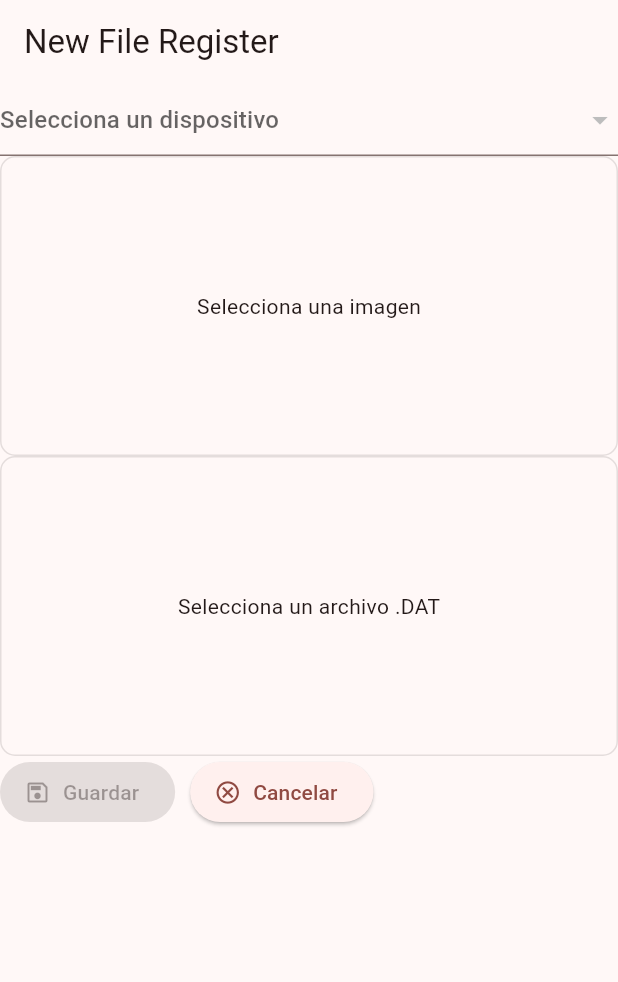
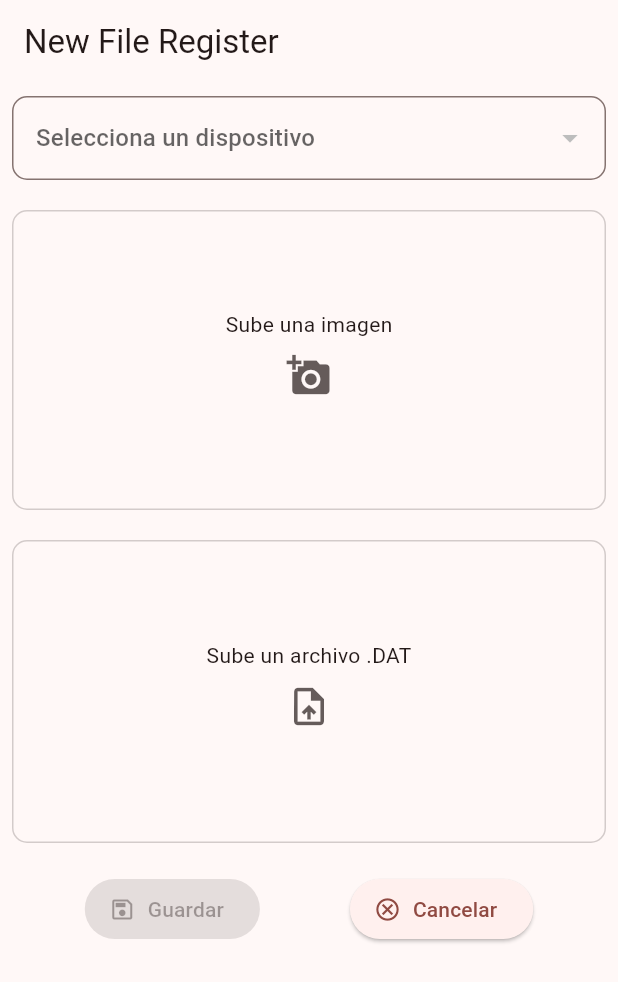
Before and after one commit to geocomchile/check_maintain_frontend, a Flutter app: the NewFileRegisterScreen screen opened by its route, on a phone screen of 412 x 824 dp. Shown: the top 982 px of the screen. Run offline on Flutter 3.47's test engine with Material 3 defaults, Android fonts, the light colour scheme and no system bars; our stand-ins replace dio, file_picker, flutter_dotenv, get, go_router, image_picker and 3 more; accounts and stored records are empty.

Commit message:
Refactor form widgets and add padding

```diff
--- a/lib/presentation/screens/file_register/new_file_register_screen.dart
+++ b/lib/presentation/screens/file_register/new_file_register_screen.dart
@@ -42,22 +42,30 @@ class _NewFileRegisterScreenState extends State<NewFileRegisterScreen> {
       appBar: AppBar(
         title: const Text('New File Register'),
       ),
-      body: Column(children: [
+      body: Padding(
+        padding: const EdgeInsets.all(8.0),
+        child: Column(children: [
+
           Row(children: [
             Expanded(
                 child: DeviceSelectorWidget(
               devices: devices,
             ))
           ]),
+          const SizedBox(height: 20,),
           const Row(children: [Expanded(child: ImagePickerWidget())]),
+          const SizedBox(height: 20,),
           const Row(children: [Expanded(child: FilePickerWidget())]),
-        Row(children: [
+          const SizedBox(height: 20,),
+          Row(
+            mainAxisAlignment: MainAxisAlignment.center,
+            children: [
             Obx(() => ElevatedButton.icon(
                 label: const Text('Guardar'), icon: const Icon(Icons.save_outlined), onPressed: formController.isChecked.value ? () {
                   formController.save();
 
                 }: null)),
-          const SizedBox(width: 10),
+            const SizedBox(width: 60),
             ElevatedButton.icon(
                 label: const Text('Cancelar'), icon: const Icon(Icons.cancel_outlined), onPressed: () {
                   formController.reset();
@@ -66,6 +74,7 @@ class _NewFileRegisterScreenState extends State<NewFileRegisterScreen> {
                 }),
           ]),
         ]),
+      ),
     );
   }
 }
--- a/lib/presentation/widgets/form/device_selector_widget.dart
+++ b/lib/presentation/widgets/form/device_selector_widget.dart
@@ -25,8 +25,23 @@ class _DeviceSelectorWidgetState extends State<DeviceSelectorWidget> {
   @override
   Widget build(BuildContext context) {
     final formController = Get.find<NewFileRegisterFormController>();
+    final colors = Theme.of(context).colorScheme;
 
     return  DropdownButtonFormField(
+
+      borderRadius: BorderRadius.circular(10),
+      decoration: InputDecoration(
+        focusedBorder: OutlineInputBorder(
+      borderRadius: BorderRadius.circular(10),
+      borderSide:  BorderSide(color: colors.primary)// Puedes ajustar el radio del borde aquí
+    ),
+    border: OutlineInputBorder(
+      borderRadius: BorderRadius.circular(10),
+
+    )
+    ),
+      // focusColor: Colors.green,
+      // iconEnabledColor: Colors.green,
       value: selectedDevice,
       hint: const Text('Selecciona un dispositivo'),
       onChanged: (Device? newValue) {
--- a/lib/presentation/widgets/form/file_picker_widget.dart
+++ b/lib/presentation/widgets/form/file_picker_widget.dart
@@ -45,28 +45,51 @@ class _FilePickerWidgetState extends State<FilePickerWidget> {
   @override
   Widget build(BuildContext context) {
     final colors = Theme.of(context).colorScheme;
-    return InkWell(
-      onTap: () {
-        _pickFile();
-      },
-      child: DecoratedBox(
+    return Stack(
+      alignment: Alignment.bottomRight, // Alinea los widgets en la parte inferior derecha
+      children: [
+        Container(
     decoration: BoxDecoration(
       color: colors.surface,
       borderRadius: BorderRadius.circular(10),
       border: Border.all(
-            color: colors.onSurface.withOpacity(0.12),
+        color: colors.onSurface.withOpacity(0.2),
       ),
     ),
     child: SizedBox(
       width: double.infinity,
       height: 200,
       child: Center(
-            child: (_selectedFile != null)
+        child: Column(
+          mainAxisAlignment: MainAxisAlignment.center,
+          children: [
+          (_selectedFile != null)
             ? Text(_fileName!)
-                : const Text('Selecciona un archivo .DAT'),
+            : const Text('Sube un archivo .DAT'),
+                (_selectedFile != null) ? IconButton(
+                  onPressed: (){
+                    final formController = Get.find<NewFileRegisterFormController>();
+                    formController.resetFile();
+                    setState(() {
+                      _selectedFile = null;
+                      _fileName = null;
+                    });
+                  },
+                  icon: Icon(Icons.cancel, color: colors.onSurface.withOpacity(0.7)),
+                  iconSize: 35,
+                ): IconButton(
+                  onPressed: (){
+                    _pickFile();
+                  },
+                  icon: Icon(Icons.upload_file, color: colors.onSurface.withOpacity(0.7)),
+                  iconSize: 30,
+                ),
+        ],)
       ),
     ),
         ),
+
+      ],
     );
   }
 }
--- a/lib/presentation/widgets/form/image_picker_widget.dart
+++ b/lib/presentation/widgets/form/image_picker_widget.dart
@@ -34,24 +34,74 @@ class _ImagePickerWidgetState extends State<ImagePickerWidget> {
   @override
   Widget build(BuildContext context) {
     final colors = Theme.of(context).colorScheme;
-    return InkWell(
-      onTap: () {
-        _pickImage();
-      },
-      child: DecoratedBox(
+    return DecoratedBox(
       decoration: BoxDecoration(
         color: colors.surface,
         borderRadius: BorderRadius.circular(10),
         border: Border.all(
-            color: colors.onSurface.withOpacity(0.12),
+          color: colors.onSurface.withOpacity(0.2),
         ),
       ),
-        child: const SizedBox(
+      child: SizedBox(
         width: double.infinity,
         height: 200,
-          child: Center(
-            child: Text('Selecciona una imagen'),
+        child: Stack(
+          alignment: Alignment.center,
+          children: [
+            // Muestra la imagen seleccionada
+            if (_selectedImage != null)
+              ClipRRect(
+                borderRadius: BorderRadius.circular(10),
+                child: Image.memory(
+                  _selectedImage!,
+                  width: double.infinity,
+                  height: double.infinity,
+                  fit: BoxFit.cover,
                 ),
+              ),
+
+            // Muestra el texto y el botón
+            Column(
+              mainAxisAlignment: MainAxisAlignment.center,
+              children: (_selectedImage == null)
+                  ? [
+                      const Text('Sube una imagen'),
+                      IconButton(
+                        onPressed: _pickImage,
+                        icon: Icon(Icons.add_a_photo,
+                            size: 30, color: colors.onSurface.withOpacity(0.7)),
+                      )
+                    ]
+                  : [
+                      Container(
+                        padding: const EdgeInsets.all(0),
+                        decoration: BoxDecoration(
+                          color: Colors.white.withOpacity(0.8),
+                          borderRadius: BorderRadius.circular(1000),
+                        ),
+                        child: Column(
+                          children: [
+                            IconButton(
+                              onPressed: () {
+                                final formController =
+                                    Get.find<NewFileRegisterFormController>();
+                                formController.resetImage();
+                                setState(() {
+                                  _selectedImage = null;
+                                });
+                              },
+                              icon: Icon(
+                                Icons.cancel,
+                                size: 35,
+                                color: colors.onSurface.withOpacity(0.7),
+                              ),
+                            ),
+                          ],
+                        ),
+                      ),
+                    ],
+            ),
+          ],
         ),
       ),
     );
```
Lines whose indentation alone changed are shown as unchanged.
